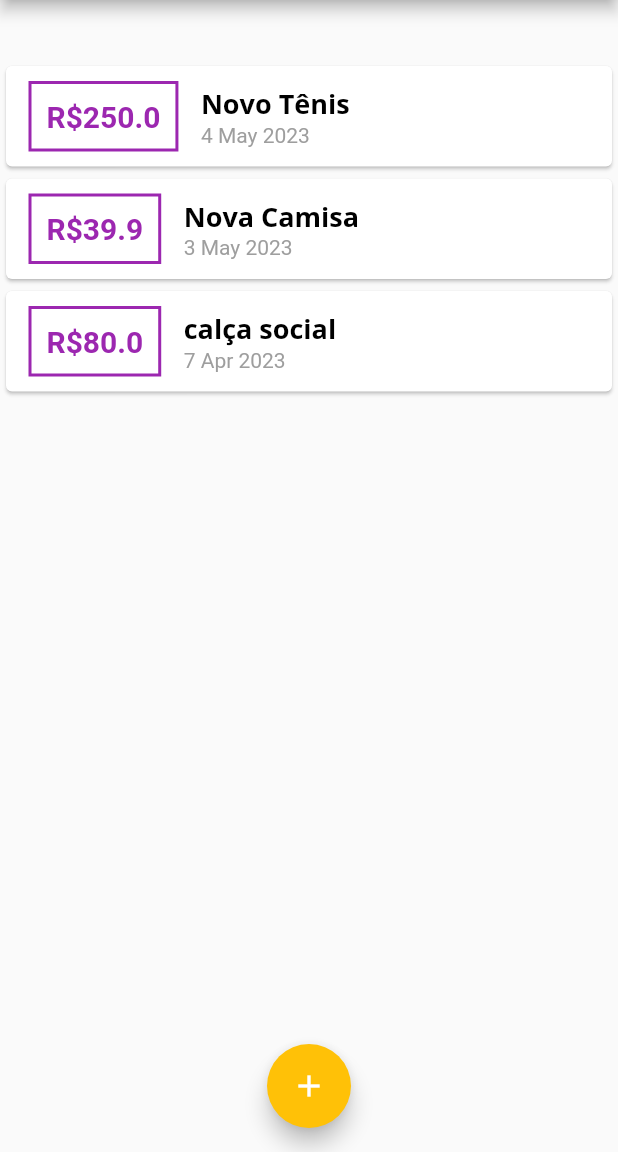
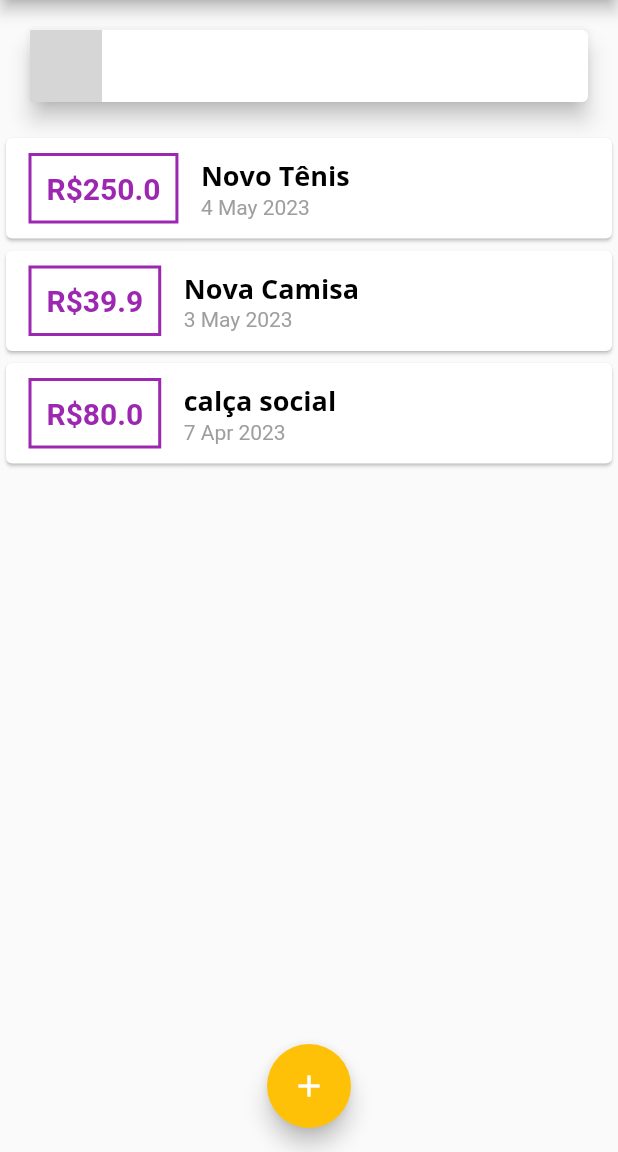
Before and after one commit to Marvingms7/projeto_despesas_pessoais, a Flutter app: the screen it shows after launch, on a phone screen of 412 x 824 dp, the part 84-1236 px from its top. Run offline on Flutter 3.47's test engine with Material 2 defaults, Android fonts, the phone set to English and light mode, and no system bars; statements that could not run were skipped; grey boxes are pictures that could not be loaded.

Commit message:
Update chart.dart

```diff
--- a/lib/components/chart.dart
+++ b/lib/components/chart.dart
@@ -40,9 +40,14 @@ class Chart extends StatelessWidget {
   @override
   Widget build(BuildContext context) {
     groupedTransactions;
-    return const Card(
+    return Card(
       elevation: 6,
       margin: EdgeInsets.all(20),
+      child: Row(
+        children: [
+          groupedTransactions.map().toList(),
+        ],
+      ),
     );
   }
 }
```
